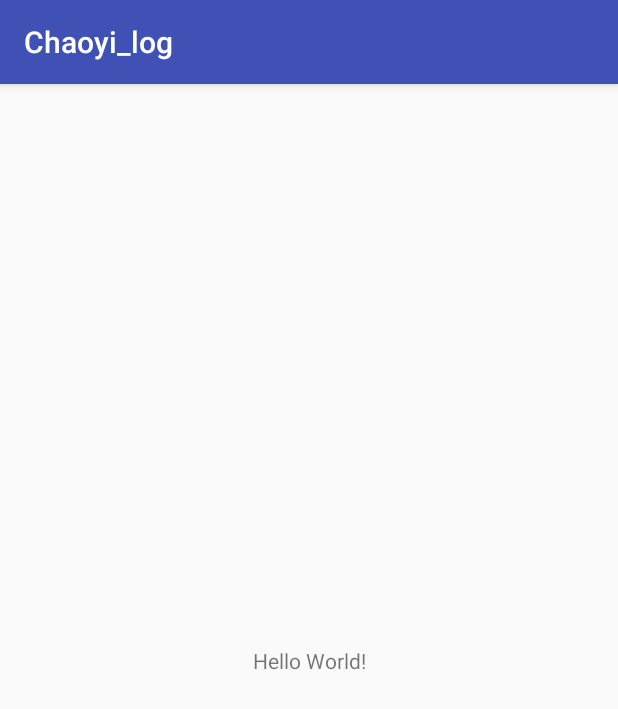
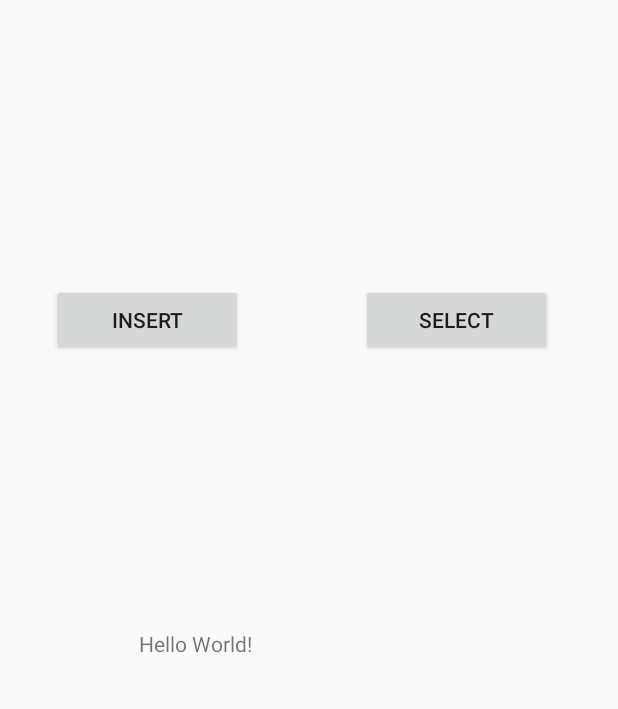
Before and after one commit to HellowChaoYi/Chaoyi_log, an Android app: the screen it shows after launch (MainActivity), on a phone screen of 412 x 824 dp. Shown: the top 709 px of the screen. Run offline under Robolectric (Android 15) with nearby library versions, the phone set to English and light mode, and no system bars.

Commit message:
updata company

```diff
--- a/app/src/main/AndroidManifest.xml
+++ b/app/src/main/AndroidManifest.xml
@@ -9,7 +9,7 @@
         android:label="@string/app_name"
         android:roundIcon="@mipmap/ic_launcher_round"
         android:supportsRtl="true"
-        android:theme="@style/AppTheme">
+        android:theme="@style/AppTheme.NoActionBar">
         <activity android:name=".Activity.MainActivity">
             <intent-filter>
                 <action android:name="android.intent.action.MAIN" />
--- a/app/src/main/java/client/ChaoYi/Activity/MainActivity.java
+++ b/app/src/main/java/client/ChaoYi/Activity/MainActivity.java
@@ -2,12 +2,14 @@ package client.ChaoYi.Activity;
 
 import android.support.v7.app.AppCompatActivity;
 import android.os.Bundle;
+import android.view.View;
+import android.widget.Button;
+import android.widget.TextView;
 
-import java.lang.reflect.Field;
-
+import client.ChaoYi.Application.LogApplication;
 import client.ChaoYi.Model.Logintable;
 import client.ChaoYi.R;
-import client.ChaoYi.Sqlitebase.Dbattribute.Attribute;
+import client.ChaoYi.Sqlitebase.SqlDao.Logindatasource;
 import client.ChaoYi.Sqlitebase.SqlDbhelper;
 
 /**
@@ -15,10 +17,25 @@ import client.ChaoYi.Sqlitebase.SqlDbhelper;
  */
 public class MainActivity extends AppCompatActivity {
     public SqlDbhelper sqlDbhelper;
+    public Button insert,select;
+    public TextView textView;
+    private SqlDbhelper sqldbhelper;
+    private Logindatasource logindatasource;
     @Override
     protected void onCreate(Bundle savedInstanceState) {
         super.onCreate(savedInstanceState);
         setContentView(R.layout.activity_main);
+//        logindatasource = new Logindatasource(this);
 
+        insert = (Button)findViewById(R.id.insert);
+        select = (Button)findViewById(R.id.select);
+        textView = (TextView)findViewById(R.id.text);
+        insert.setOnClickListener(new View.OnClickListener() {
+            @Override
+            public void onClick(View view) {
+                LogApplication.getDataSource().insert();
+//                textView.setText(String.valueOf(res));
+            }
+        });
     }
 }
--- a/app/src/main/java/client/ChaoYi/Application/LogApplication.java
+++ b/app/src/main/java/client/ChaoYi/Application/LogApplication.java
@@ -12,11 +12,14 @@ import client.ChaoYi.Sqlitebase.SqlDbhelper;
 public class LogApplication extends Application {
     private LogApplication mapplication;
     private SqlDbhelper sqldbhelper;
-    private Logindatasource logindatasource;
+    private static Logindatasource logindatasource;
     @Override
     public void onCreate() {
         super.onCreate();
         sqldbhelper = new SqlDbhelper(getApplicationContext());
-        logindatasource = new Logindatasource(sqldbhelper);
+        logindatasource = new Logindatasource(getApplicationContext());
+    }
+    public static Logindatasource getDataSource() {
+        return logindatasource;
     }
 }
--- a/app/src/main/java/client/ChaoYi/Model/Logintable.java
+++ b/app/src/main/java/client/ChaoYi/Model/Logintable.java
@@ -7,7 +7,7 @@ import client.ChaoYi.Sqlitebase.Dbattribute.Attribute;
  */
 
 public class Logintable {
-    @Attribute(" primary key autoincrement")
+    @Attribute(" primary key")
     public static String username;
     @Attribute("")
     public String password;
--- a/app/src/main/res/layout/activity_main.xml
+++ b/app/src/main/res/layout/activity_main.xml
@@ -7,12 +7,47 @@
     tools:context="client.ChaoYi.Activity.MainActivity">
 
     <TextView
-        android:layout_width="wrap_content"
-        android:layout_height="wrap_content"
+        android:id="@+id/Text"
+        android:layout_width="227dp"
+        android:layout_height="281dp"
         android:text="Hello World!"
         app:layout_constraintBottom_toBottomOf="parent"
+        app:layout_constraintHorizontal_bias="0.503"
         app:layout_constraintLeft_toLeftOf="parent"
         app:layout_constraintRight_toRightOf="parent"
-        app:layout_constraintTop_toTopOf="parent" />
+        app:layout_constraintTop_toTopOf="parent"
+        app:layout_constraintVertical_bias="0.773" />
+
+    <Button
+        android:id="@+id/insert"
+        android:layout_width="127dp"
+        android:layout_height="wrap_content"
+        android:layout_marginBottom="8dp"
+        android:layout_marginEnd="8dp"
+        android:layout_marginStart="8dp"
+        android:layout_marginTop="8dp"
+        android:text="Insert"
+        app:layout_constraintBottom_toBottomOf="parent"
+        app:layout_constraintEnd_toEndOf="parent"
+        app:layout_constraintHorizontal_bias="0.1"
+        app:layout_constraintStart_toStartOf="parent"
+        app:layout_constraintTop_toTopOf="parent"
+        app:layout_constraintVertical_bias="0.239" />
+
+    <Button
+        android:id="@+id/select"
+        android:layout_width="127dp"
+        android:layout_height="wrap_content"
+        android:layout_marginBottom="8dp"
+        android:layout_marginEnd="8dp"
+        android:layout_marginStart="8dp"
+        android:layout_marginTop="8dp"
+        android:text="Select"
+        app:layout_constraintBottom_toBottomOf="parent"
+        app:layout_constraintEnd_toEndOf="parent"
+        app:layout_constraintHorizontal_bias="0.867"
+        app:layout_constraintStart_toStartOf="parent"
+        app:layout_constraintTop_toTopOf="parent"
+        app:layout_constraintVertical_bias="0.239" />
 
 </android.support.constraint.ConstraintLayout>
--- a/app/src/main/res/values/styles.xml
+++ b/app/src/main/res/values/styles.xml
@@ -8,4 +8,10 @@
         <item name="colorAccent">@color/colorAccent</item>
     </style>
 
+    <style name="AppTheme.NoActionBar">
+        <item name="windowActionBar">false</item>
+        <item name="windowNoTitle">true</item>
+        <item name="android:windowTranslucentStatus">false</item>
+        <item name="android:windowTranslucentNavigation">true</item>
+    </style>
 </resources>
```
Also changed, not shown: app/src/main/java/client/ChaoYi/Sqlitebase/SqlDao/Logindatasource.java (+28 -4 lines).
